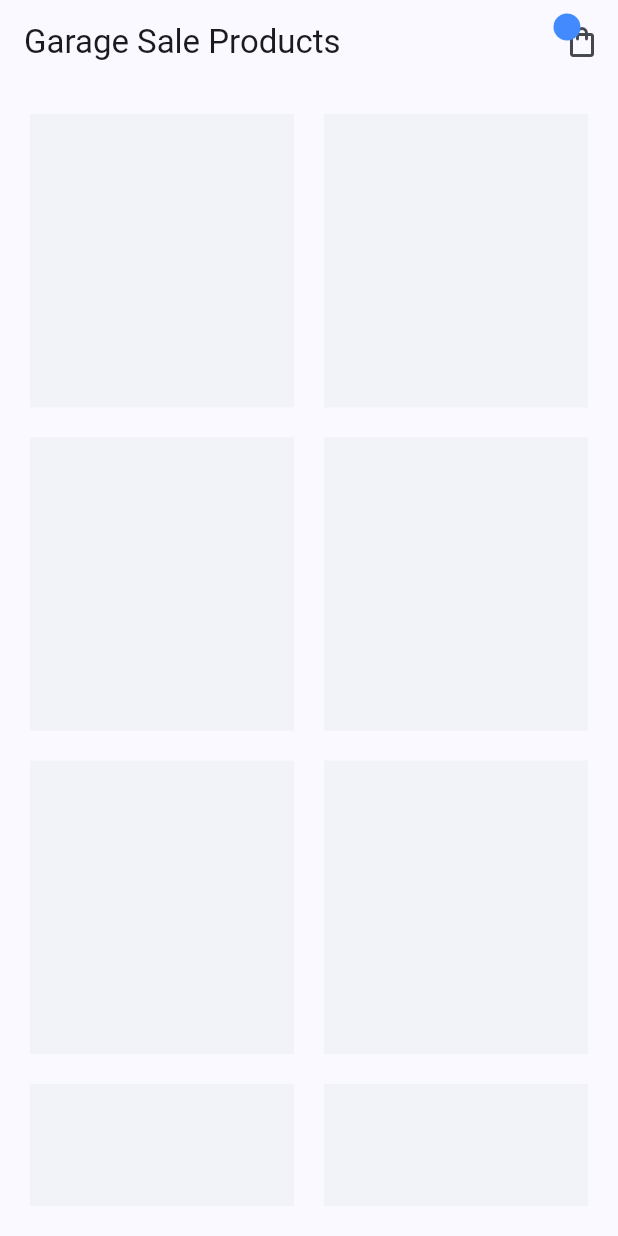
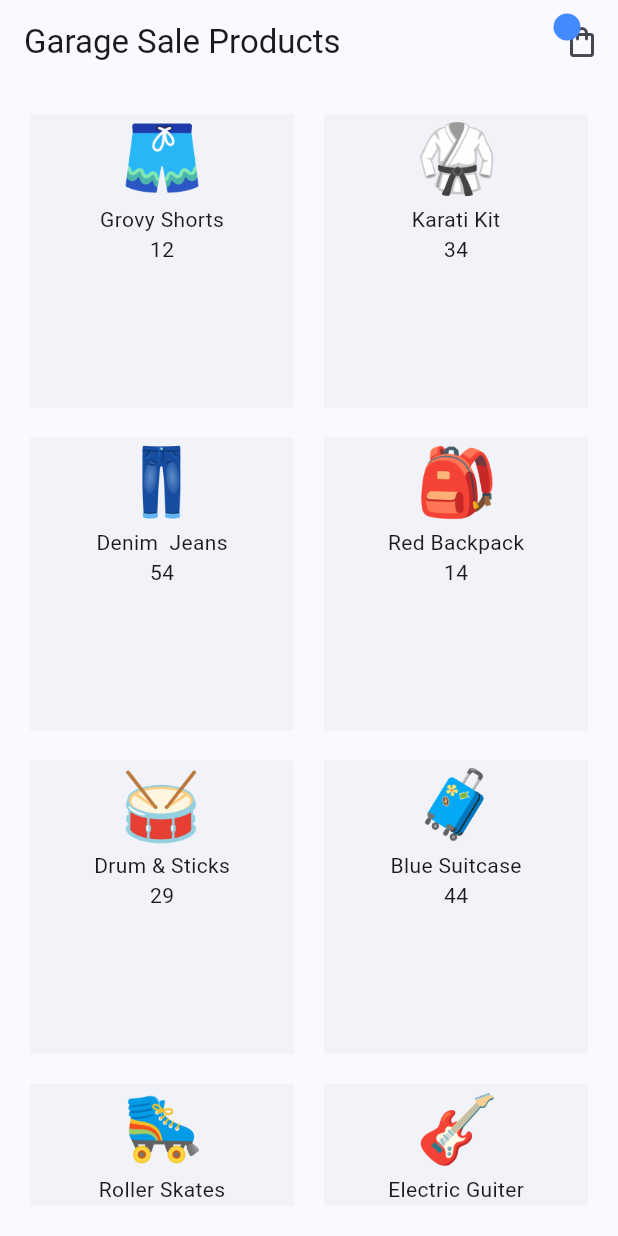
Before and after one commit to mehediFlutter/Riverpod_Crash_Course, a Flutter app: the screen it shows after launch, on a phone screen of 412 x 824 dp. Run offline on Flutter 3.47's test engine with Material 3 defaults, Android fonts, the phone set to English and light mode, and no system bars; our stand-ins replace flutter_riverpod, riverpod_annotation; generated files the repository leaves out were written again.

Commit message:
products provider.g.dart

```diff
--- a/lib/main.dart
+++ b/lib/main.dart
@@ -1,8 +1,9 @@
 import 'package:flutter/material.dart';
+import 'package:flutter_riverpod/flutter_riverpod.dart';
 import 'package:riverpod_files/screens/home/home-screen.dart';
 
 void main() {
-  runApp(const MyApp());
+  runApp(const ProviderScope(child:  MyApp()));
 }
 
 class MyApp extends StatelessWidget {
--- a/lib/models/product.dart
+++ b/lib/models/product.dart
@@ -1,3 +1,6 @@
+import 'package:riverpod_annotation/riverpod_annotation.dart';
+
+
 class Product {
   Product(
       {required this.id,
--- a/lib/provider/products_provider.dart
+++ b/lib/provider/products_provider.dart
@@ -1,23 +1,74 @@
- import 'package:flutter_riverpod/flutter_riverpod.dart';
+import 'package:riverpod_annotation/riverpod_annotation.dart';
 import 'package:riverpod_files/models/product.dart';
+part 'products_provider.g.dart';
 
- List<Product> allProducts = [
-  Product(id: '1', title: 'Grovy Shorts', price: 12, image: '$assetImage/shorts.png',),
-  Product(id: '2', title: 'Karati Kit', price: 34, image: '$assetImage/karati.png',),
-  Product(id: '3', title: 'Denim  Jeans', price: 54, image: '$assetImage/jeans.png',),
-  Product(id: '4', title: 'Red Backpack', price: 14, image: '$assetImage/backpack.png',),
-  Product(id: '5', title: 'Drum & Sticks', price: 29, image: '$assetImage/drum.ong',),
-  Product(id: '6', title: 'Blue Suitcase', price: 44, image: '$assetImage/suitcase.png',),
-  Product(id: '7', title: 'Roller Skates', price: 52, image: '$assetImage/skates.png',),
-  Product(id: '8', title: 'Electric Guiter', price: 79, image: '$assetImage/guiter.png',),
+List<Product> allProducts = [
+  Product(
+    id: '1',
+    title: 'Grovy Shorts',
+    price: 12,
+    image: '$assetImage/shorts.png',
+  ),
+  Product(
+    id: '2',
+    title: 'Karati Kit',
+    price: 34,
+    image: '$assetImage/karati.png',
+  ),
+  Product(
+    id: '3',
+    title: 'Denim  Jeans',
+    price: 54,
+    image: '$assetImage/jeans.png',
+  ),
+  Product(
+    id: '4',
+    title: 'Red Backpack',
+    price: 14,
+    image: '$assetImage/backpack.png',
+  ),
+  Product(
+    id: '5',
+    title: 'Drum & Sticks',
+    price: 29,
+    image: '$assetImage/drum.png',
+  ),
+  Product(
+    id: '6',
+    title: 'Blue Suitcase',
+    price: 44,
+    image: '$assetImage/suitcase.png',
+  ),
+  Product(
+    id: '7',
+    title: 'Roller Skates',
+    price: 52,
+    image: '$assetImage/skates.png',
+  ),
+  Product(
+    id: '8',
+    title: 'Electric Guiter',
+    price: 79,
+    image: '$assetImage/guitar.png',
+  ),
 ];
 
-const String assetImage="assets/products";
+const String assetImage = "assets/products";
 
-final productsProvider = Provider((ref) {
+// final productsProvider = Provider((ref) {
+//   return allProducts;
+// });
+
+// final reduceProductsProvider = Provider((ref) {
+//   return allProducts.where((p) => p.price < 50).toList();
+// });
+
+@riverpod
+List<Product> product(ref) {
   return allProducts;
-});
+}
 
-final reduceProductsProvider = Provider((ref){
+@riverpod
+List<Product> reduceProductsProvider(ref) {
   return allProducts.where((p) => p.price < 50).toList();
-});
+}
--- a/lib/screens/home/home-screen.dart
+++ b/lib/screens/home/home-screen.dart
@@ -1,11 +1,15 @@
 import 'package:flutter/material.dart';
+import 'package:flutter_riverpod/flutter_riverpod.dart';
+import 'package:riverpod_files/models/product.dart';
+import 'package:riverpod_files/provider/products_provider.dart';
 import 'package:riverpod_files/screens/shared/cart_icon.dart';
 
-class HomeScreen  extends  StatelessWidget {
+class HomeScreen  extends  ConsumerWidget {
   const HomeScreen  ({super.key});
 
   @override
-  Widget build(BuildContext context) {
+  Widget build(BuildContext context, WidgetRef ref ) {
+  //  final allProducts = ref.watch(productsProvider);
     return Scaffold(
       appBar: AppBar(
         title: const Text('Garage Sale Products'),
@@ -14,7 +18,7 @@ class HomeScreen  extends  StatelessWidget {
       body: Padding(
       padding: const EdgeInsets.all(20),
         child: GridView.builder(
-          itemCount: 8,
+          itemCount: allProducts.length,
           gridDelegate: const SliverGridDelegateWithFixedCrossAxisCount(
             crossAxisCount: 2,
             mainAxisSpacing: 20,
@@ -24,6 +28,14 @@ class HomeScreen  extends  StatelessWidget {
           itemBuilder: (context , index){
             return Container(
               color: Colors.blueGrey.withOpacity(0.05),
+              child: Column(
+                children: [
+                  Image.asset(allProducts[index].image,width: 60,height: 60),
+                  Text(allProducts[index].title),
+                  Text("${allProducts[index].price}"),
+
+                ],
+              ),
             );
           }),
       ),
--- a/pubspec.yaml
+++ b/pubspec.yaml
@@ -17,6 +17,7 @@ dependencies:
 
   cupertino_icons: ^1.0.2
   flutter_riverpod: ^2.5.1
+  riverpod_annotation: ^2.3.5
 
 dev_dependencies:
   flutter_test:
@@ -24,6 +25,8 @@ dev_dependencies:
 
 
   flutter_lints: ^2.0.0
+  riverpod_generator: ^2.4.3
+  build_runner: ^2.4.12
 
 
 flutter:
```
Also changed, not shown: lib/screens/cart/cart_screen.dart (+23 -9 lines), lib/provider/products_provider.g.dart (added), pubspec.lock.
